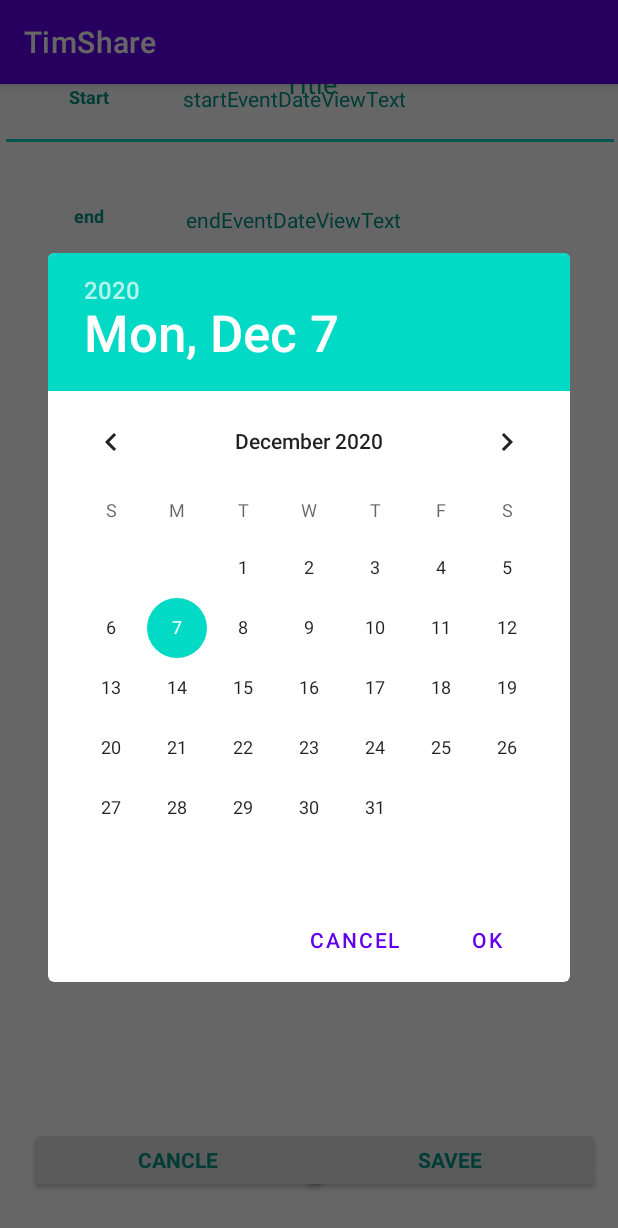
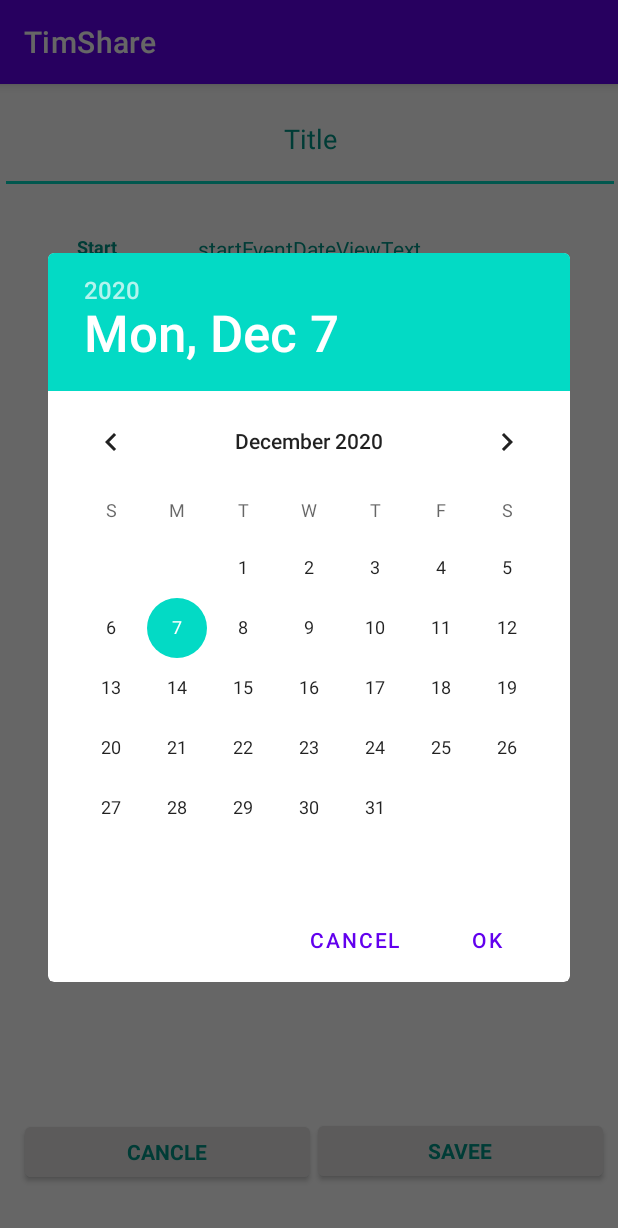
Before and after one commit to IdoGuzi/TimShare, an Android app: the EventActivity screen opened directly, with no data from a screen before it, after a tap on "endEventDateViewText", on a phone screen of 412 x 824 dp. Shown: the top 1228 px of the screen. Run offline under Robolectric (Android 15) with nearby library versions, the phone set to English and light mode, and no system bars; our stand-ins replace Firebase (no records; nobody signed in at launch, a user with empty details on screens opened directly).

Commit message:
activity event

```diff
--- a/app/src/main/java/com/example/timshare/CalendarActivity.java
+++ b/app/src/main/java/com/example/timshare/CalendarActivity.java
@@ -3,6 +3,7 @@ package com.example.timshare;
 import androidx.annotation.NonNull;
 import androidx.appcompat.app.AppCompatActivity;
 
+import android.app.DatePickerDialog;
 import android.content.Intent;
 import android.icu.text.SimpleDateFormat;
 import android.os.Bundle;
@@ -14,7 +15,7 @@ import com.google.android.material.floatingactionbutton.FloatingActionButton;
 
 import java.util.Calendar;
 
-public class CalendarActivity extends AppCompatActivity {
+public class CalendarActivity extends AppCompatActivity  {
 
     private CalendarView myCalender;
     private TextView dateTimeDisplay;
@@ -40,7 +41,7 @@ public class CalendarActivity extends AppCompatActivity {
             @Override
             public void onSelectedDayChange(@NonNull CalendarView view, int year, int month, int dayOfMonth) {
                 String Date=dayOfMonth+"-"+(month+1)+"-"+year;
-                myIntent=new Intent(getApplicationContext(), EventActivity.class);
+                myIntent=new Intent(CalendarActivity.this, EventActivity.class);
                 myIntent.putExtra("com.example.timshare.DATE", Date);
                 startActivity(myIntent);
             }
@@ -49,11 +50,11 @@ public class CalendarActivity extends AppCompatActivity {
         addEventBtn.setOnClickListener(new View.OnClickListener() {
             @Override
             public void onClick(View v) {
-              myIntent=new Intent(getApplicationContext(), EventActivity.class);
-                myIntent.putExtra("com.example.timshare.DATE",date);
+              myIntent=new Intent(CalendarActivity.this, EventActivity.class);
                 startActivity(myIntent);
             }
         });
 
     }
+
 }
--- a/app/src/main/java/com/example/timshare/EventActivity.java
+++ b/app/src/main/java/com/example/timshare/EventActivity.java
@@ -5,9 +5,12 @@ import androidx.appcompat.app.AppCompatActivity;
 import android.app.DatePickerDialog;
 import android.app.TimePickerDialog;
 import android.content.Intent;
+import android.graphics.Color;
+import android.graphics.drawable.ColorDrawable;
 import android.os.Bundle;
 import android.text.TextUtils;
 import android.text.format.DateFormat;
+import android.util.Log;
 import android.view.View;
 import android.widget.Button;
 import android.widget.DatePicker;
@@ -22,13 +25,20 @@ import java.text.SimpleDateFormat;
 import java.util.Calendar;
 import java.util.Locale;
 
-public class EventActivity extends AppCompatActivity implements DatePickerDialog.OnDateSetListener, TimePickerDialog.OnTimeSetListener{
-    private TextView startEventDateViewText,endEventDateViewText;
-    private EditText editTextEventName,editTextTLocation;
-    private int year,month,day,myYear,myday,myMonth,myHour,myMinute;
-    private Button cancelBtn,saveBtn;
-    private FirebaseDatabase database = FirebaseDatabase.getInstance();
+public class EventActivity extends AppCompatActivity implements DatePickerDialog.OnDateSetListener  {
+
+    private  static  final String TAG ="EventActivity";
+
+    private TextView startEventDateViewText, endEventDateViewText;
+    private EditText editTextEventName, editTextTLocation;
+    private int year, month, day, myYear, myday, myMonth, myHour, myMinute;
+    private Button cancelBtn, saveBtn;
+    //private FirebaseDatabase database = FirebaseDatabase.getInstance();
     private FirebaseAuth fAuth;
+    private boolean flag=false;
+
+    private DatePickerDialog.OnDateSetListener sDatePickerDialogListener;
+    private DatePickerDialog.OnDateSetListener eDatePickerDialogListener;
 
 
     @Override
@@ -37,33 +47,12 @@ public class EventActivity extends AppCompatActivity implements DatePickerDialog
         setContentView(R.layout.activity_event);
 
         startEventDateViewText = findViewById(R.id.startEventDateViewText);
-        endEventDateViewText=findViewById(R.id.endEventDateViewText);
-        editTextEventName=findViewById(R.id.EditTextTitle);
-        editTextTLocation=findViewById(R.id.EditTextTLocation);
-        cancelBtn=findViewById(R.id.cancleButton);
-        saveBtn=findViewById(R.id.saveButton);
+        endEventDateViewText = findViewById(R.id.endEventDateViewText);
+        editTextEventName = findViewById(R.id.EditTextTitle);
+        editTextTLocation = findViewById(R.id.EditTextTLocation);
+        cancelBtn = findViewById(R.id.cancleButton);
+        saveBtn = findViewById(R.id.saveButton);
 
-        if (getIntent().hasExtra("com.example.timshare.Date"))
-        {
-            SimpleDateFormat dateFormat = new SimpleDateFormat(
-                    "HH:mm:ss", Locale.getDefault());
-            Calendar calendar = Calendar.getInstance();
-            calendar.set(Calendar.HOUR_OF_DAY, 6);
-            calendar.set(Calendar.MINUTE,0);
-            String dateText=getIntent().getExtras().getString("com.example.timshare.Date");
-            startEventDateViewText.setText(dateText+" "+(dateFormat.format(calendar)));
-            endEventDateViewText.setText(dateText+" "+(dateFormat.format(calendar)));
-        }
-        else
-        {
-            SimpleDateFormat dateFormat = new SimpleDateFormat(
-                    "yyyy-MM-dd HH:mm:ss", Locale.getDefault());
-            Calendar calendar = Calendar.getInstance();
-            calendar.set(Calendar.HOUR_OF_DAY, 6);
-            calendar.set(Calendar.MINUTE,0);
-            startEventDateViewText.setText(dateFormat.format(calendar));
-            endEventDateViewText.setText(dateFormat.format(calendar));
-        }
 
         startEventDateViewText.setOnClickListener(new View.OnClickListener() {
             @Override
@@ -72,8 +61,12 @@ public class EventActivity extends AppCompatActivity implements DatePickerDialog
                 year = calendar.get(Calendar.YEAR);
                 month = calendar.get(Calendar.MONTH);
                 day = calendar.get(Calendar.DAY_OF_MONTH);
-                DatePickerDialog datePickerDialog = new DatePickerDialog(EventActivity.this, EventActivity.this, year, month, day);
-                datePickerDialog.show();
+                showDatePickerDialog(year,month,day);
+                if(flag) {
+                    String date = (myMonth + 1) + "/" + myday + "/" + myYear;
+                    startEventDateViewText.setText(date);
+                }
+                flag=false;
             }
         });
 
@@ -84,14 +77,16 @@ public class EventActivity extends AppCompatActivity implements DatePickerDialog
                 year = calendar.get(Calendar.YEAR);
                 month = calendar.get(Calendar.MONTH);
                 day = calendar.get(Calendar.DAY_OF_MONTH);
-                DatePickerDialog datePickerDialog = new DatePickerDialog(EventActivity.this, EventActivity.this, year, month, day);
-                datePickerDialog.show();
+                showDatePickerDialog(year,month,day);
+                String date=(myMonth+1)+"/"+myday+"/"+myYear;
+                endEventDateViewText.setText(date);
 
             }
         }));
-        String eventName=editTextEventName.getText().toString();
+        String eventName = editTextEventName.getText().toString();
         if (TextUtils.isEmpty(eventName)) {
-            editTextEventName.setError("Email is required.");
+            editTextEventName.setError("\n" +
+                    "Invalid title, please enter a name for the title.\n");
             return;
         }
         saveBtn.setOnClickListener(new View.OnClickListener() {
@@ -106,37 +101,21 @@ public class EventActivity extends AppCompatActivity implements DatePickerDialog
         cancelBtn.setOnClickListener(new View.OnClickListener() {
             @Override
             public void onClick(View v) {
-                Intent myIntent = new Intent(getApplicationContext(), CalendarActivity.class);
+                Intent myIntent = new Intent(EventActivity.this, CalendarActivity.class);
                 startActivity(myIntent);
             }
         });
 
-
-
-
+    }
+    private void showDatePickerDialog(int year,int month,int day){
+        DatePickerDialog datePickerDialog=new DatePickerDialog(this,this,year,month,day);
+        datePickerDialog.show();
     }
 
-        //@Override
-        public void onDateSet (DatePicker view,int year, int month, int dayOfMonth){
-            myYear = year;
-            myday = day;
-            myMonth = month;
-            Calendar c = Calendar.getInstance();
-            myHour = c.get(Calendar.HOUR);
-            myMinute = c.get(Calendar.MINUTE);
-            TimePickerDialog timePickerDialog = new TimePickerDialog(EventActivity.this, EventActivity.this, myHour, myMinute, DateFormat.is24HourFormat(this));
-            timePickerDialog.show();
-        }
-
-        @Override
-        public void onTimeSet (TimePicker view,int hourOfDay, int minute){
-            myHour = hourOfDay;
-            myMinute = minute;
-            startEventDateViewText.setText("Year: " + myYear + "\n" +
-                    "Month: " + myMonth + "\n" +
-                    "Day: " + myday + "\n" +
-                    "Hour: " + myHour + "\n" +
-                    "Minute: " + myMinute);
+    @Override
+    public void onDateSet(DatePicker view, int year, int month, int dayOfMonth) {
+        String date = ( month + 1) + "/" + dayOfMonth + "/" + dayOfMonth;
+        startEventDateViewText.setText(date);
 
     }
 }
--- a/app/src/main/res/layout/activity_event.xml
+++ b/app/src/main/res/layout/activity_event.xml
@@ -8,8 +8,10 @@
 
     <Button
         android:id="@+id/saveButton"
-        android:layout_width="191dp"
-        android:layout_height="44dp"
+        android:layout_width="190dp"
+        android:layout_height="45dp"
+        android:layout_marginStart="5dp"
+        android:layout_marginEnd="10dp"
         android:backgroundTint="#E6E5E5"
         android:lineSpacingExtra="10sp"
         android:text="SAVEE"
@@ -17,18 +19,21 @@
         android:textColor="#009688"
         android:textSize="14sp"
         android:textStyle="bold"
-        app:iconTint="#F6FAF7"
+        app:iconTint="#2D2F31"
         app:layout_constraintBottom_toBottomOf="parent"
         app:layout_constraintEnd_toEndOf="parent"
-        app:layout_constraintHorizontal_bias="0.927"
-        app:layout_constraintStart_toStartOf="parent"
+        app:layout_constraintHorizontal_bias="1.0"
+        app:layout_constraintStart_toEndOf="@+id/cancleButton"
         app:layout_constraintTop_toTopOf="parent"
-        app:layout_constraintVertical_bias="0.96" />
+        app:layout_constraintVertical_bias="0.953" />
 
     <Button
         android:id="@+id/cancleButton"
-        android:layout_width="191dp"
-        android:layout_height="44dp"
+        android:layout_width="190dp"
+        android:layout_height="45dp"
+        android:layout_marginStart="10dp"
+        android:layout_marginEnd="205dp"
+        android:layout_marginBottom="20dp"
         android:backgroundTint="#E6E5E5"
         android:lineSpacingExtra="10sp"
         android:text="CANCLE"
@@ -39,109 +44,120 @@
         app:iconTint="#F6FAF7"
         app:layout_constraintBottom_toBottomOf="parent"
         app:layout_constraintEnd_toEndOf="parent"
-        app:layout_constraintHorizontal_bias="0.106"
+        app:layout_constraintHorizontal_bias="1.0"
         app:layout_constraintStart_toStartOf="parent"
         app:layout_constraintTop_toTopOf="parent"
-        app:layout_constraintVertical_bias="0.96" />
+        app:layout_constraintVertical_bias="0.981" />
 
     <TextView
         android:id="@+id/startTextView3"
-        android:layout_width="91dp"
-        android:layout_height="37dp"
+        android:layout_width="90dp"
+        android:layout_height="35dp"
+        android:layout_marginStart="20dp"
+        android:layout_marginTop="210dp"
+        android:layout_marginEnd="20dp"
         android:text="Location"
         android:textAlignment="center"
         android:textColor="#009688"
         android:textSize="12sp"
         android:textStyle="bold"
-        app:layout_constraintBottom_toBottomOf="parent"
-        app:layout_constraintEnd_toStartOf="@+id/startEventDateViewText"
-        app:layout_constraintHorizontal_bias="0.533"
+        app:layout_constraintEnd_toStartOf="@+id/EditTextTLocation"
         app:layout_constraintStart_toStartOf="parent"
-        app:layout_constraintTop_toBottomOf="@+id/endTextView"
-        app:layout_constraintVertical_bias="0.06" />
+        app:layout_constraintTop_toTopOf="parent" />
 
     <TextView
         android:id="@+id/endTextView"
-        android:layout_width="86dp"
-        android:layout_height="30dp"
-        android:layout_marginTop="36dp"
+        android:layout_width="90dp"
+        android:layout_height="35dp"
+        android:layout_marginStart="20dp"
+        android:layout_marginTop="155dp"
+        android:layout_marginEnd="20dp"
         android:text="end"
         android:textAlignment="center"
         android:textColor="#009688"
         android:textSize="12sp"
         android:textStyle="bold"
-        app:layout_constraintBottom_toBottomOf="parent"
         app:layout_constraintEnd_toStartOf="@+id/endEventDateViewText"
-        app:layout_constraintHorizontal_bias="0.432"
         app:layout_constraintStart_toStartOf="parent"
-        app:layout_constraintTop_toBottomOf="@+id/startTextView"
-        app:layout_constraintVertical_bias="0.02" />
+        app:layout_constraintTop_toTopOf="parent" />
 
     <TextView
         android:id="@+id/startEventDateViewText"
-        android:layout_width="252dp"
-        android:layout_height="31dp"
+        android:layout_width="230dp"
+        android:layout_height="35dp"
+        android:layout_marginStart="130dp"
+        android:layout_marginTop="100dp"
+        android:layout_marginEnd="50dp"
+        android:layout_marginBottom="20dp"
+        android:rotationX="0"
         android:text="startEventDateViewText"
         android:textColor="#009688"
+        app:layout_constraintBottom_toTopOf="@+id/endEventDateViewText"
         app:layout_constraintEnd_toEndOf="parent"
-        app:layout_constraintHorizontal_bias="0.761"
+        app:layout_constraintHorizontal_bias="1.0"
         app:layout_constraintStart_toStartOf="parent"
-        tools:layout_editor_absoluteY="106dp" />
+        app:layout_constraintTop_toTopOf="parent" />
 
     <TextView
         android:id="@+id/endEventDateViewText"
-        android:layout_width="252dp"
-        android:layout_height="30dp"
-        android:layout_marginTop="36dp"
-        android:layout_marginEnd="36dp"
+        android:layout_width="230dp"
+        android:layout_height="35dp"
+        android:layout_marginStart="130dp"
+        android:layout_marginTop="155dp"
+        android:layout_marginEnd="50dp"
         android:text="endEventDateViewText"
         android:textColor="#009688"
-        app:layout_constraintBottom_toBottomOf="parent"
         app:layout_constraintEnd_toEndOf="parent"
-        app:layout_constraintTop_toBottomOf="@+id/startEventDateViewText"
-        app:layout_constraintVertical_bias="0.02" />
+        app:layout_constraintStart_toStartOf="parent"
+        app:layout_constraintTop_toTopOf="parent" />
 
     <EditText
         android:id="@+id/EditTextTitle"
         android:layout_width="413dp"
-        android:layout_height="90dp"
+        android:layout_height="73dp"
         android:ems="10"
         android:inputType="textPersonName"
         android:text="Title"
         android:textAlignment="center"
         android:textColor="#009688"
-        app:layout_constraintBottom_toTopOf="@+id/startEventDateViewText"
         app:layout_constraintEnd_toEndOf="parent"
+        app:layout_constraintHorizontal_bias="0.0"
         app:layout_constraintStart_toStartOf="parent"
         app:layout_constraintTop_toTopOf="parent" />
 
     <TextView
         android:id="@+id/startTextView"
-        android:layout_width="86dp"
-        android:layout_height="30dp"
+        android:layout_width="90dp"
+        android:layout_height="35dp"
+        android:layout_marginStart="20dp"
+        android:layout_marginTop="100dp"
+        android:layout_marginEnd="20dp"
+        android:layout_marginBottom="20dp"
         android:text="Start"
         android:textAlignment="center"
         android:textColor="#009688"
         android:textSize="12sp"
         android:textStyle="bold"
+        app:layout_constraintBottom_toTopOf="@+id/endTextView"
         app:layout_constraintEnd_toStartOf="@+id/startEventDateViewText"
-        app:layout_constraintHorizontal_bias="0.457"
+        app:layout_constraintHorizontal_bias="0.0"
         app:layout_constraintStart_toStartOf="parent"
-        tools:layout_editor_absoluteY="107dp" />
+        app:layout_constraintTop_toTopOf="parent" />
 
     <EditText
         android:id="@+id/EditTextTLocation"
-        android:layout_width="251dp"
-        android:layout_height="36dp"
-        android:layout_marginStart="12dp"
+        android:layout_width="230dp"
+        android:layout_height="35dp"
+        android:layout_marginStart="130dp"
+        android:layout_marginTop="210dp"
+        android:layout_marginEnd="50dp"
         android:ems="10"
         android:inputType="textPersonName"
         android:text="Location"
         android:textColor="#009688"
         android:textSize="14sp"
-        app:layout_constraintBottom_toBottomOf="parent"
-        app:layout_constraintStart_toEndOf="@+id/startTextView3"
-        app:layout_constraintTop_toBottomOf="@+id/endEventDateViewText"
-        app:layout_constraintVertical_bias="0.058" />
+        app:layout_constraintEnd_toEndOf="parent"
+        app:layout_constraintStart_toStartOf="parent"
+        app:layout_constraintTop_toTopOf="parent" />
 
 </androidx.constraintlayout.widget.ConstraintLayout>
```
